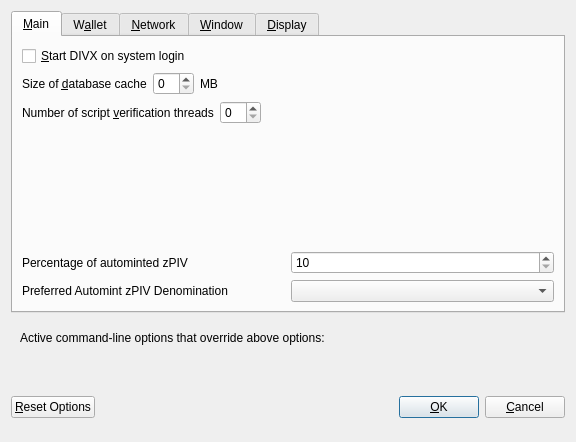
First picture: the form in divi/src/qt/forms/optionsdialog.ui, repository DiviDomains/PrivateDivi, before the edit.
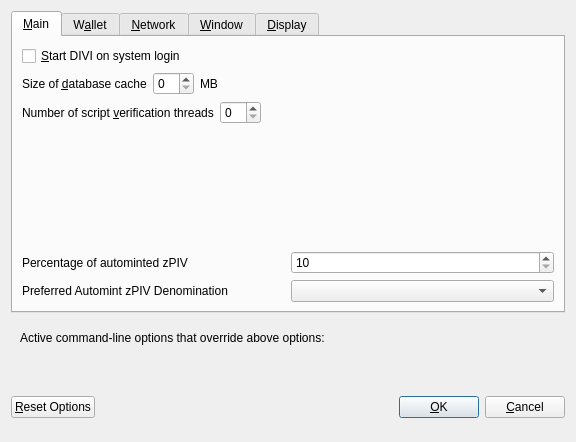
Second picture: the form after the edit. Custom widgets are drawn as their Qt base class.

Commit message: renamed divx to divi all text and filenames

The edit to the form file:
```diff
--- a/divi/src/qt/forms/optionsdialog.ui
+++ b/divi/src/qt/forms/optionsdialog.ui
@@ -33,7 +33,7 @@
           <string>Automatically start DIVX after logging in to the system.</string>
          </property>
          <property name="text">
-          <string>&amp;Start DIVX on system login</string>
+          <string>&amp;Start DIVI on system login</string>
          </property>
         </widget>
        </item>
```
Left out of the diff: 10 changed lines with no effect on the pictures. The commit also changes 325 other files.
